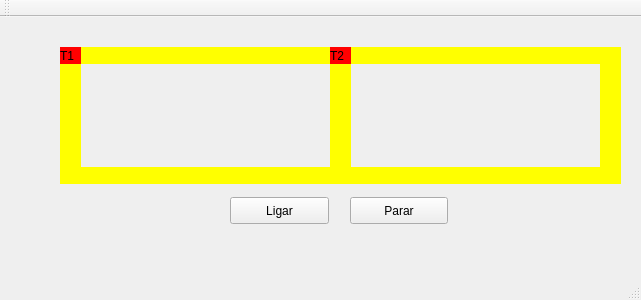
Qt form mainwindow.ui (pedrolucas27/malha-ferroviaria) before a commit.
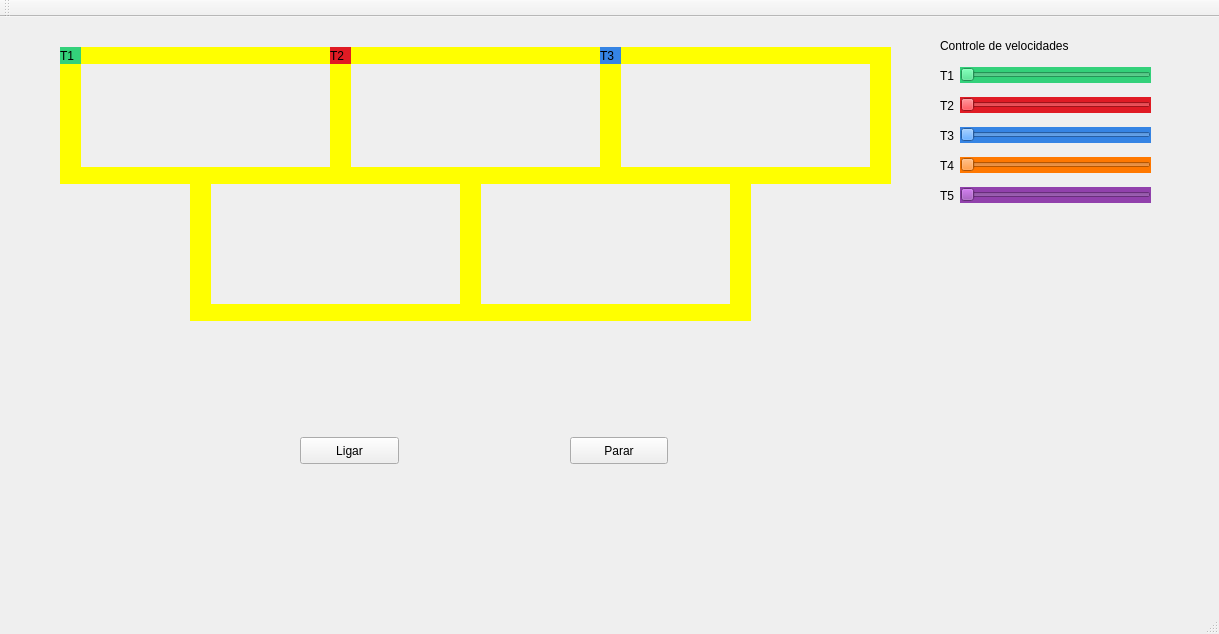
The same form after that commit.

Commit message: feat: implementação da ui + funcionamento do trem T3

The edit to the form file:
```diff
--- a/mainwindow.ui
+++ b/mainwindow.ui
@@ -6,8 +6,8 @@
    <rect>
     <x>0</x>
     <y>0</y>
-    <width>641</width>
-    <height>300</height>
+    <width>1219</width>
+    <height>634</height>
    </rect>
   </property>
   <property name="windowTitle">
@@ -24,7 +24,7 @@
      </rect>
     </property>
     <property name="styleSheet">
-     <string notr="true">QLabel { background: red}</string>
+     <string notr="true">background-color: rgb(51, 209, 122);</string>
     </property>
     <property name="text">
      <string>T1</string>
@@ -97,8 +97,8 @@
    <widget class="QPushButton" name="pushButton">
     <property name="geometry">
      <rect>
-      <x>230</x>
-      <y>180</y>
+      <x>300</x>
+      <y>420</y>
       <width>99</width>
       <height>27</height>
      </rect>
@@ -110,8 +110,8 @@
    <widget class="QPushButton" name="pushButton_2">
     <property name="geometry">
      <rect>
-      <x>350</x>
-      <y>180</y>
+      <x>570</x>
+      <y>420</y>
       <width>98</width>
       <height>27</height>
      </rect>
@@ -178,12 +178,320 @@
      </rect>
     </property>
     <property name="styleSheet">
-     <string notr="true">QLabel { background: red}</string>
+     <string notr="true">background-color: rgb(224, 27, 36);</string>
     </property>
     <property name="text">
      <string>T2</string>
     </property>
    </widget>
+   <widget class="QLabel" name="label_trilho5">
+    <property name="geometry">
+     <rect>
+      <x>620</x>
+      <y>30</y>
+      <width>250</width>
+      <height>17</height>
+     </rect>
+    </property>
+    <property name="styleSheet">
+     <string notr="true">QLabel { background: yellow}</string>
+    </property>
+    <property name="text">
+     <string/>
+    </property>
+   </widget>
+   <widget class="QLabel" name="label_trem3">
+    <property name="geometry">
+     <rect>
+      <x>600</x>
+      <y>30</y>
+      <width>21</width>
+      <height>17</height>
+     </rect>
+    </property>
+    <property name="styleSheet">
+     <string notr="true">background-color: rgb(53, 132, 228);</string>
+    </property>
+    <property name="text">
+     <string>T3</string>
+    </property>
+   </widget>
+   <widget class="QLabel" name="label_trilho5_2">
+    <property name="geometry">
+     <rect>
+      <x>620</x>
+      <y>150</y>
+      <width>250</width>
+      <height>17</height>
+     </rect>
+    </property>
+    <property name="autoFillBackground">
+     <bool>true</bool>
+    </property>
+    <property name="styleSheet">
+     <string notr="true">QLabel { background: yellow}</string>
+    </property>
+    <property name="text">
+     <string/>
+    </property>
+   </widget>
+   <widget class="QLabel" name="label_trilho4_3">
+    <property name="geometry">
+     <rect>
+      <x>870</x>
+      <y>30</y>
+      <width>21</width>
+      <height>137</height>
+     </rect>
+    </property>
+    <property name="styleSheet">
+     <string notr="true">QLabel { background: yellow}</string>
+    </property>
+    <property name="text">
+     <string/>
+    </property>
+   </widget>
+   <widget class="QSlider" name="horizontalSlider">
+    <property name="geometry">
+     <rect>
+      <x>960</x>
+      <y>50</y>
+      <width>191</width>
+      <height>16</height>
+     </rect>
+    </property>
+    <property name="styleSheet">
+     <string notr="true">background-color: rgb(51, 209, 122);</string>
+    </property>
+    <property name="orientation">
+     <enum>Qt::Horizontal</enum>
+    </property>
+   </widget>
+   <widget class="QLabel" name="label">
+    <property name="geometry">
+     <rect>
+      <x>940</x>
+      <y>20</y>
+      <width>171</width>
+      <height>17</height>
+     </rect>
+    </property>
+    <property name="styleSheet">
+     <string notr="true">font: 75 12pt &quot;Ubuntu&quot;;</string>
+    </property>
+    <property name="text">
+     <string>Controle de velocidades</string>
+    </property>
+   </widget>
+   <widget class="QSlider" name="horizontalSlider_2">
+    <property name="geometry">
+     <rect>
+      <x>960</x>
+      <y>80</y>
+      <width>191</width>
+      <height>16</height>
+     </rect>
+    </property>
+    <property name="styleSheet">
+     <string notr="true">background-color: rgb(224, 27, 36);</string>
+    </property>
+    <property name="orientation">
+     <enum>Qt::Horizontal</enum>
+    </property>
+   </widget>
+   <widget class="QSlider" name="horizontalSlider_3">
+    <property name="geometry">
+     <rect>
+      <x>960</x>
+      <y>110</y>
+      <width>191</width>
+      <height>16</height>
+     </rect>
+    </property>
+    <property name="styleSheet">
+     <string notr="true">background-color: rgb(53, 132, 228);</string>
+    </property>
+    <property name="orientation">
+     <enum>Qt::Horizontal</enum>
+    </property>
+   </widget>
+   <widget class="QSlider" name="horizontalSlider_4">
+    <property name="geometry">
+     <rect>
+      <x>960</x>
+      <y>140</y>
+      <width>191</width>
+      <height>16</height>
+     </rect>
+    </property>
+    <property name="styleSheet">
+     <string notr="true">background-color: rgb(255, 120, 0);</string>
+    </property>
+    <property name="orientation">
+     <enum>Qt::Horizontal</enum>
+    </property>
+   </widget>
+   <widget class="QSlider" name="horizontalSlider_5">
+    <property name="geometry">
+     <rect>
+      <x>960</x>
+      <y>170</y>
+      <width>191</width>
+      <height>16</height>
+     </rect>
+    </property>
+    <property name="styleSheet">
+     <string notr="true">background-color: rgb(145, 65, 172);</string>
+    </property>
+    <property name="orientation">
+     <enum>Qt::Horizontal</enum>
+    </property>
+   </widget>
+   <widget class="QLabel" name="label_2">
+    <property name="geometry">
+     <rect>
+      <x>940</x>
+      <y>50</y>
+      <width>21</width>
+      <height>17</height>
+     </rect>
+    </property>
+    <property name="text">
+     <string>T1</string>
+    </property>
+   </widget>
+   <widget class="QLabel" name="label_3">
+    <property name="geometry">
+     <rect>
+      <x>940</x>
+      <y>80</y>
+      <width>21</width>
+      <height>17</height>
+     </rect>
+    </property>
+    <property name="text">
+     <string>T2</string>
+    </property>
+   </widget>
+   <widget class="QLabel" name="label_4">
+    <property name="geometry">
+     <rect>
+      <x>940</x>
+      <y>110</y>
+      <width>21</width>
+      <height>17</height>
+     </rect>
+    </property>
+    <property name="text">
+     <string>T3</string>
+    </property>
+   </widget>
+   <widget class="QLabel" name="label_5">
+    <property name="geometry">
+     <rect>
+      <x>940</x>
+      <y>140</y>
+      <width>21</width>
+      <height>17</height>
+     </rect>
+    </property>
+    <property name="text">
+     <string>T4</string>
+    </property>
+   </widget>
+   <widget class="QLabel" name="label_6">
+    <property name="geometry">
+     <rect>
+      <x>940</x>
+      <y>170</y>
+      <width>21</width>
+      <height>17</height>
+     </rect>
+    </property>
+    <property name="text">
+     <string>T5</string>
+    </property>
+   </widget>
+   <widget class="QLabel" name="label_trilho4_4">
+    <property name="geometry">
+     <rect>
+      <x>190</x>
+      <y>167</y>
+      <width>21</width>
+      <height>137</height>
+     </rect>
+    </property>
+    <property name="styleSheet">
+     <string notr="true">QLabel { background: yellow}</string>
+    </property>
+    <property name="text">
+     <string/>
+    </property>
+   </widget>
+   <widget class="QLabel" name="label_trilho2_3">
+    <property name="geometry">
+     <rect>
+      <x>210</x>
+      <y>287</y>
+      <width>250</width>
+      <height>17</height>
+     </rect>
+    </property>
+    <property name="styleSheet">
+     <string notr="true">QLabel { background: yellow}</string>
+    </property>
+    <property name="text">
+     <string/>
+    </property>
+   </widget>
+   <widget class="QLabel" name="label_trilho4_5">
+    <property name="geometry">
+     <rect>
+      <x>460</x>
+      <y>167</y>
+      <width>21</width>
+      <height>137</height>
+     </rect>
+    </property>
+    <property name="styleSheet">
+     <string notr="true">QLabel { background: yellow}</string>
+    </property>
+    <property name="text">
+     <string/>
+    </property>
+   </widget>
+   <widget class="QLabel" name="label_trilho4_6">
+    <property name="geometry">
+     <rect>
+      <x>730</x>
+      <y>167</y>
+      <width>21</width>
+      <height>137</height>
+     </rect>
+    </property>
+    <property name="styleSheet">
+     <string notr="true">QLabel { background: yellow}</string>
+    </property>
+    <property name="text">
+     <string/>
+    </property>
+   </widget>
+   <widget class="QLabel" name="label_trilho2_4">
+    <property name="geometry">
+     <rect>
+      <x>480</x>
+      <y>287</y>
+      <width>250</width>
+      <height>17</height>
+     </rect>
+    </property>
+    <property name="styleSheet">
+     <string notr="true">QLabel { background: yellow}</string>
+    </property>
+    <property name="text">
+     <string/>
+    </property>
+   </widget>
    <zorder>label_trilho1</zorder>
    <zorder>label_trilho2</zorder>
    <zorder>label_trilho3</zorder>
@@ -195,13 +503,33 @@
    <zorder>label_trilho1_2</zorder>
    <zorder>label_trilho2_2</zorder>
    <zorder>label_trem2</zorder>
+   <zorder>label_trilho5</zorder>
+   <zorder>label_trem3</zorder>
+   <zorder>label_trilho5_2</zorder>
+   <zorder>label_trilho4_3</zorder>
+   <zorder>horizontalSlider</zorder>
+   <zorder>label</zorder>
+   <zorder>horizontalSlider_2</zorder>
+   <zorder>horizontalSlider_3</zorder>
+   <zorder>horizontalSlider_4</zorder>
+   <zorder>horizontalSlider_5</zorder>
+   <zorder>label_2</zorder>
+   <zorder>label_3</zorder>
+   <zorder>label_4</zorder>
+   <zorder>label_5</zorder>
+   <zorder>label_6</zorder>
+   <zorder>label_trilho4_4</zorder>
+   <zorder>label_trilho2_3</zorder>
+   <zorder>label_trilho4_5</zorder>
+   <zorder>label_trilho4_6</zorder>
+   <zorder>label_trilho2_4</zorder>
   </widget>
   <widget class="QMenuBar" name="menuBar">
    <property name="geometry">
     <rect>
      <x>0</x>
      <y>0</y>
-     <width>641</width>
+     <width>1219</width>
      <height>22</height>
     </rect>
    </property>
```
The commit also changes 3 other files.
